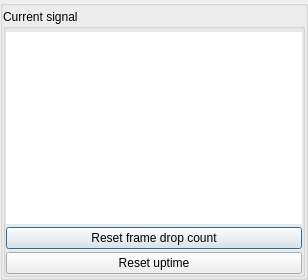
mrehkopf/vcs, file src/display/qt/dialogs/ui/signal_dialog.ui: the form before one commit.
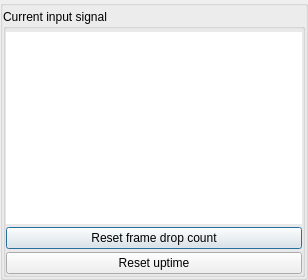
The form after the commit. Custom widgets are drawn as their Qt base class.

Commit message: gui/signal-info: Tweak wordings

Diff of the .ui file:
```diff
--- a/src/display/qt/dialogs/ui/signal_dialog.ui
+++ b/src/display/qt/dialogs/ui/signal_dialog.ui
@@ -43,7 +43,7 @@
         <x>0</x>
         <y>0</y>
         <width>294</width>
-        <height>294</height>
+        <height>300</height>
        </rect>
       </property>
       <layout class="QVBoxLayout" name="verticalLayout">
@@ -92,7 +92,7 @@
              </sizepolicy>
             </property>
             <property name="title">
-             <string>Current signal</string>
+             <string>Current input signal</string>
             </property>
             <layout class="QVBoxLayout" name="verticalLayout_2">
              <property name="spacing">
```
The commit also changes 1 other file.
